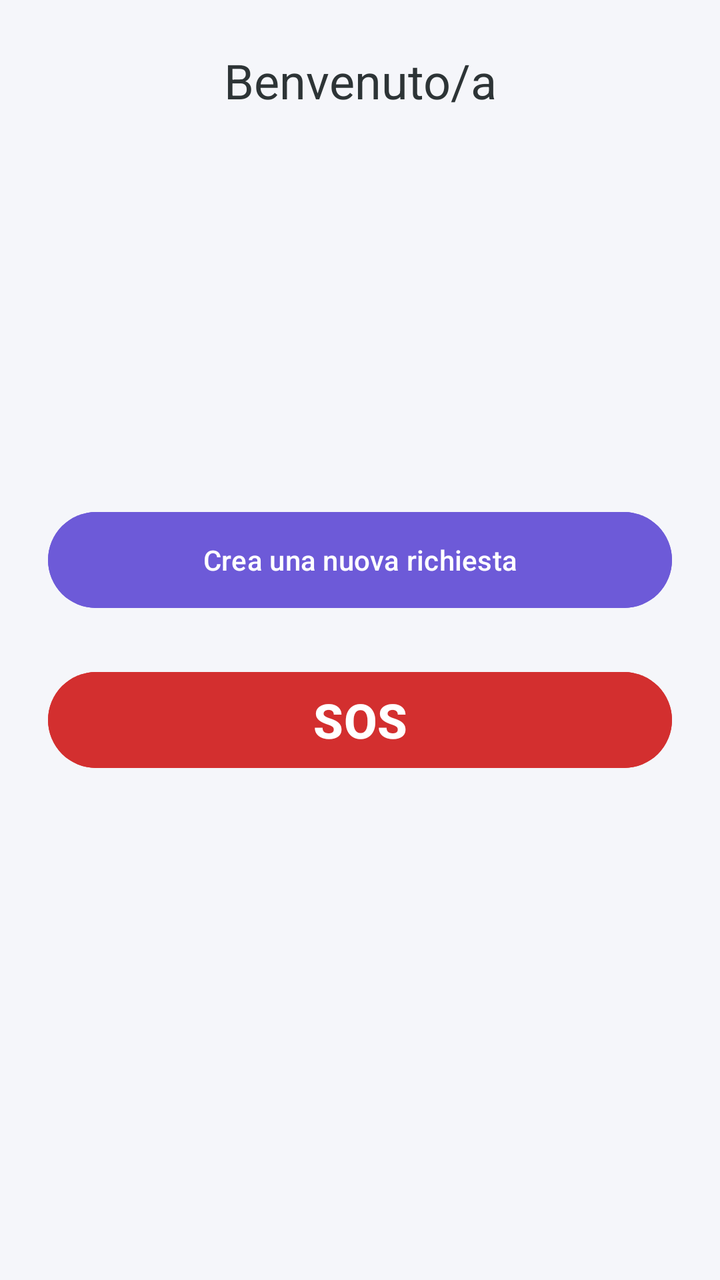
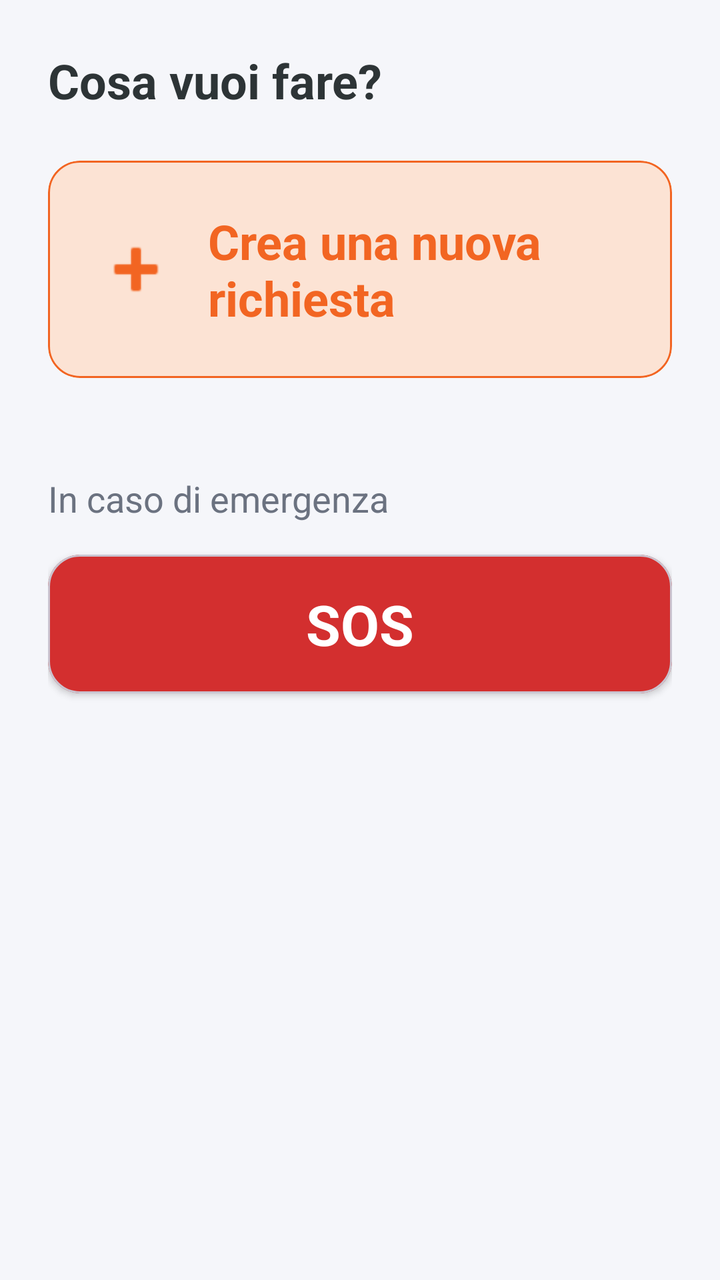

The first picture is an Android layout as it rendered before a commit; the second is the same layout after the commit. The layout source and the unified diff follow.
<!-- AndroidManifest.xml: application theme Theme.CareConnect -->
<!-- res/layout/fragment_dashboard_anziano.xml -->
<?xml version="1.0" encoding="utf-8"?>
<layout xmlns:android="http://schemas.android.com/apk/res/android"
    xmlns:app="http://schemas.android.com/apk/res-auto">

    <androidx.constraintlayout.widget.ConstraintLayout
        android:layout_width="match_parent"
        android:layout_height="match_parent"
        android:background="@color/care_background"
        android:padding="@dimen/screen_padding">

        <TextView
            android:id="@+id/benvenutoText"
            android:layout_width="wrap_content"
            android:layout_height="wrap_content"
            android:text="Benvenuto/a"
            android:textSize="@dimen/text_size_title"
            android:textColor="@color/care_on_surface"
            app:layout_constraintTop_toTopOf="parent"
            app:layout_constraintStart_toStartOf="parent"
            app:layout_constraintEnd_toEndOf="parent" />

        
        <Button
            android:id="@+id/nuovaRichiestaButton"
            android:layout_width="0dp"
            android:layout_height="@dimen/button_height"
            android:text="Crea una nuova richiesta"
            android:backgroundTint="@color/care_primary"
            android:textColor="@color/care_on_primary"
            app:layout_constraintTop_toTopOf="parent"
            app:layout_constraintBottom_toTopOf="@id/sosButton"
            app:layout_constraintStart_toStartOf="parent"
            app:layout_constraintEnd_toEndOf="parent"
            app:layout_constraintVertical_chainStyle="packed" />

        
        <Button
            android:id="@+id/sosButton"
            android:layout_width="0dp"
            android:layout_height="@dimen/button_height"
            android:layout_marginTop="@dimen/spacing_large"
            android:text="SOS"
            android:textSize="@dimen/text_size_title"
            android:textStyle="bold"
            android:backgroundTint="@color/care_sos"
            android:textColor="@color/care_on_primary"
            app:layout_constraintTop_toBottomOf="@id/nuovaRichiestaButton"
            app:layout_constraintBottom_toBottomOf="parent"
            app:layout_constraintStart_toStartOf="parent"
            app:layout_constraintEnd_toEndOf="parent" />

    </androidx.constraintlayout.widget.ConstraintLayout>
</layout>
<!-- resources referenced by this layout -->
<resources>
  <color name="care_background">#FFF5F6FA</color>
  <color name="care_on_primary">#FFFFFFFF</color>
  <color name="care_on_surface">#FF2D3436</color>
  <color name="care_primary">#6D5AD8</color>
  <color name="care_sos">#FFD32F2F</color>
  <dimen name="button_height">56dp</dimen>
  <dimen name="screen_padding">24dp</dimen>
  <dimen name="spacing_large">24dp</dimen>
  <dimen name="text_size_title">24sp</dimen>
  <style name="Theme.CareConnect" parent="Base.Theme.CareConnect" />
  <style name="Base.Theme.CareConnect" parent="Theme.Material3.DayNight.NoActionBar">
          
          <item name="colorPrimary">@color/care_primary</item>
          <item name="colorOnPrimary">@color/care_on_primary</item>
          <item name="colorPrimaryContainer">@color/care_primary_container</item>
          <item name="colorOnPrimaryContainer">@color/care_primary_dark</item>
  
          <item name="colorSecondary">@color/care_accent</item>
          <item name="colorOnSecondary">@color/care_on_accent</item>
  
          <item name="colorError">@color/care_error</item>
          <item name="colorOnError">@color/care_on_error</item>
  
          <item name="android:colorBackground">@color/care_background</item>
          <item name="colorSurface">@color/care_surface</item>
          <item name="colorOnSurface">@color/care_on_surface</item>
          <item name="colorOnSurfaceVariant">@color/care_on_surface_variant</item>
          <item name="colorOutline">@color/care_outline</item>
      </style>
  <color name="care_primary_container">#FFE7E4FB</color>
  <color name="care_primary_dark">#FF111820</color>
  <color name="care_accent">#FFF26522</color>
  <color name="care_on_accent">#FFFFFFFF</color>
  <color name="care_error">#FFB00020</color>
  <color name="care_on_error">#FFFFFFFF</color>
  <color name="care_surface">#FFFFFFFF</color>
  <color name="care_on_surface_variant">#FF6B7280</color>
  <color name="care_outline">#FFE5E7EB</color>
</resources>

<!-- the commit's change to res/layout/fragment_dashboard_anziano.xml (unified diff, before → after) -->
@@ -9,45 +9,100 @@
         android:padding="@dimen/screen_padding">
 
         <TextView
-            android:id="@+id/benvenutoText"
+            android:id="@+id/titoloText"
             android:layout_width="wrap_content"
             android:layout_height="wrap_content"
-            android:text="Benvenuto/a"
+            android:text="Cosa vuoi fare?"
             android:textSize="@dimen/text_size_title"
+            android:textStyle="bold"
             android:textColor="@color/care_on_surface"
             app:layout_constraintTop_toTopOf="parent"
-            app:layout_constraintStart_toStartOf="parent"
-            app:layout_constraintEnd_toEndOf="parent" />
+            app:layout_constraintStart_toStartOf="parent" />
 
         
-        <Button
+        <com.google.android.material.card.MaterialCardView
             android:id="@+id/nuovaRichiestaButton"
-            android:layout_width="0dp"
-            android:layout_height="@dimen/button_height"
-            android:text="Crea una nuova richiesta"
-            android:backgroundTint="@color/care_primary"
-            android:textColor="@color/care_on_primary"
-            app:layout_constraintTop_toTopOf="parent"
-            app:layout_constraintBottom_toTopOf="@id/sosButton"
+            android:layout_width="match_parent"
+            android:layout_height="wrap_content"
+            android:layout_marginTop="@dimen/spacing_large"
+            android:clickable="true"
+            android:focusable="true"
+            app:cardBackgroundColor="@color/care_accent_container"
+            app:cardCornerRadius="16dp"
+            app:cardElevation="0dp"
+            app:strokeColor="@color/care_accent"
+            app:strokeWidth="1dp"
+            app:layout_constraintTop_toBottomOf="@id/titoloText"
             app:layout_constraintStart_toStartOf="parent"
-            app:layout_constraintEnd_toEndOf="parent"
-            app:layout_constraintVertical_chainStyle="packed" />
+            app:layout_constraintEnd_toEndOf="parent">
+
+            <LinearLayout
+                android:layout_width="match_parent"
+                android:layout_height="wrap_content"
+                android:orientation="horizontal"
+                android:gravity="center_vertical"
+                android:padding="@dimen/spacing_large">
+
+                <ImageView
+                    android:layout_width="40dp"
+                    android:layout_height="40dp"
+                    android:src="@android:drawable/ic_input_add"
+                    android:contentDescription="@null"
+                    app:tint="@color/care_accent" />
+
+                <TextView
+                    android:layout_width="0dp"
+                    android:layout_height="wrap_content"
+                    android:layout_weight="1"
+                    android:layout_marginStart="@dimen/spacing_medium"
+                    android:text="Crea una nuova richiesta"
+                    android:textSize="@dimen/text_size_title"
+                    android:textStyle="bold"
+                    android:textColor="@color/care_accent" />
+
+            </LinearLayout>
+
+        </com.google.android.material.card.MaterialCardView>
 
         
-        <Button
+        <TextView
+            android:id="@+id/emergenzaLabel"
+            android:layout_width="wrap_content"
+            android:layout_height="wrap_content"
+            android:layout_marginTop="48dp"
+            android:text="In caso di emergenza"
+            android:textSize="@dimen/text_size_body"
+            android:textColor="@color/care_on_surface_variant"
+            app:layout_constraintTop_toBottomOf="@id/nuovaRichiestaButton"
+            app:layout_constraintStart_toStartOf="parent" />
+
+        
+        <com.google.android.material.card.MaterialCardView
             android:id="@+id/sosButton"
-            android:layout_width="0dp"
-            android:layout_height="@dimen/button_height"
-            android:layout_marginTop="@dimen/spacing_large"
-            android:text="SOS"
-            android:textSize="@dimen/text_size_title"
-            android:textStyle="bold"
-            android:backgroundTint="@color/care_sos"
-            android:textColor="@color/care_on_primary"
-            app:layout_constraintTop_toBottomOf="@id/nuovaRichiestaButton"
-            app:layout_constraintBottom_toBottomOf="parent"
+            android:layout_width="match_parent"
+            android:layout_height="wrap_content"
+            android:layout_marginTop="@dimen/spacing_medium"
+            android:clickable="true"
+            android:focusable="true"
+            app:cardBackgroundColor="@color/care_sos"
+            app:cardCornerRadius="16dp"
+            app:cardElevation="2dp"
+            app:layout_constraintTop_toBottomOf="@id/emergenzaLabel"
             app:layout_constraintStart_toStartOf="parent"
-            app:layout_constraintEnd_toEndOf="parent" />
+            app:layout_constraintEnd_toEndOf="parent">
+
+            <TextView
+                android:layout_width="match_parent"
+                android:layout_height="wrap_content"
+                android:paddingTop="@dimen/spacing_medium"
+                android:paddingBottom="@dimen/spacing_medium"
+                android:text="SOS"
+                android:textSize="28sp"
+                android:textStyle="bold"
+                android:textColor="@color/care_on_primary"
+                android:gravity="center" />
+
+        </com.google.android.material.card.MaterialCardView>
 
     </androidx.constraintlayout.widget.ConstraintLayout>
 </layout>
<!-- resource entries referenced after the edit -->
@@ -3,11 +3,12 @@
   <color name="care_background">#FFF5F6FA</color>
   <color name="care_on_primary">#FFFFFFFF</color>
   <color name="care_on_surface">#FF2D3436</color>
-  <color name="care_primary">#6D5AD8</color>
+  <color name="care_primary">#122171</color>
   <color name="care_sos">#FFD32F2F</color>
-  <dimen name="button_height">56dp</dimen>
   <dimen name="screen_padding">24dp</dimen>
   <dimen name="spacing_large">24dp</dimen>
+  <dimen name="spacing_medium">16dp</dimen>
+  <dimen name="text_size_body">18sp</dimen>
   <dimen name="text_size_title">24sp</dimen>
   <style name="Theme.CareConnect" parent="Base.Theme.CareConnect" />
   <style name="Base.Theme.CareConnect" parent="Theme.Material3.DayNight.NoActionBar">
@@ -29,9 +30,10 @@
           <item name="colorOnSurfaceVariant">@color/care_on_surface_variant</item>
           <item name="colorOutline">@color/care_outline</item>
       </style>
-  <color name="care_primary_container">#FFE7E4FB</color>
+  <color name="care_primary_container">#FFE4E7FB</color>
   <color name="care_primary_dark">#FF111820</color>
   <color name="care_accent">#FFF26522</color>
+  <color name="care_accent_container">#FFFCE3D4</color>
   <color name="care_on_accent">#FFFFFFFF</color>
   <color name="care_error">#FFB00020</color>
   <color name="care_on_error">#FFFFFFFF</color>
